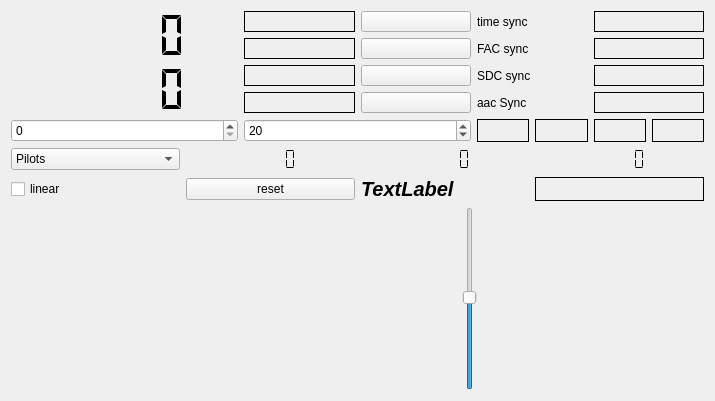
JvanKatwijk/drm-receiver, file the-decoder/drmdecoder.ui: the form before one commit.
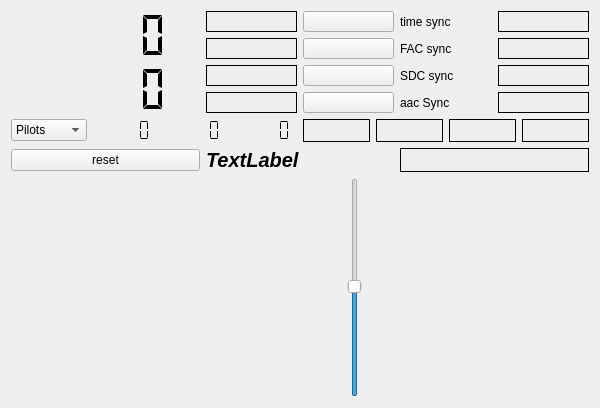
The form after the commit. Custom widgets are drawn as their Qt base class.

```diff
--- a/the-decoder/drmdecoder.ui
+++ b/the-decoder/drmdecoder.ui
@@ -6,8 +6,8 @@
    <rect>
     <x>0</x>
     <y>0</y>
-    <width>715</width>
-    <height>401</height>
+    <width>600</width>
+    <height>408</height>
    </rect>
   </property>
   <property name="windowTitle">
@@ -232,29 +232,71 @@
     </layout>
    </item>
    <item>
-    <layout class="QHBoxLayout" name="horizontalLayout_3">
+    <layout class="QHBoxLayout" name="horizontalLayout_3"/>
+   </item>
+   <item>
+    <layout class="QHBoxLayout" name="horizontalLayout_6">
      <item>
-      <widget class="QSpinBox" name="strengthSelector">
-       <property name="maximum">
-        <number>5</number>
-       </property>
-      </widget>
-     </item>
-     <item>
-      <widget class="QSpinBox" name="f_cutSelector">
-       <property name="minimum">
-        <number>10</number>
-       </property>
-       <property name="maximum">
-        <number>200</number>
-       </property>
-       <property name="singleStep">
-        <number>5</number>
-       </property>
-       <property name="value">
-        <number>20</number>
-       </property>
-      </widget>
+      <layout class="QHBoxLayout" name="horizontalLayout_4">
+       <item>
+        <widget class="QComboBox" name="modeSelector">
+         <item>
+          <property name="text">
+           <string>Pilots</string>
+          </property>
+         </item>
+         <item>
+          <property name="text">
+           <string>Channel</string>
+          </property>
+         </item>
+         <item>
+          <property name="text">
+           <string>Errors</string>
+          </property>
+         </item>
+        </widget>
+       </item>
+       <item>
+        <widget class="QLCDNumber" name="fac_mer">
+         <property name="toolTip">
+          <string>&lt;html&gt;&lt;head/&gt;&lt;body&gt;&lt;p&gt;Estimate of the SNR of the DRM signal.&lt;/p&gt;&lt;/body&gt;&lt;/html&gt;</string>
+         </property>
+         <property name="frameShape">
+          <enum>QFrame::Shape::NoFrame</enum>
+         </property>
+         <property name="frameShadow">
+          <enum>QFrame::Shadow::Plain</enum>
+         </property>
+         <property name="lineWidth">
+          <number>0</number>
+         </property>
+         <property name="segmentStyle">
+          <enum>QLCDNumber::SegmentStyle::Flat</enum>
+         </property>
+        </widget>
+       </item>
+       <item>
+        <widget class="QLCDNumber" name="sdc_mer">
+         <property name="frameShape">
+          <enum>QFrame::Shape::NoFrame</enum>
+         </property>
+         <property name="segmentStyle">
+          <enum>QLCDNumber::SegmentStyle::Flat</enum>
+         </property>
+        </widget>
+       </item>
+       <item>
+        <widget class="QLCDNumber" name="msc_mer">
+         <property name="frameShape">
+          <enum>QFrame::Shape::NoFrame</enum>
+         </property>
+         <property name="segmentStyle">
+          <enum>QLCDNumber::SegmentStyle::Flat</enum>
+         </property>
+        </widget>
+       </item>
+      </layout>
      </item>
      <item>
       <layout class="QHBoxLayout" name="horizontalLayout_5">
@@ -302,77 +344,8 @@
      </item>
     </layout>
    </item>
-   <item>
-    <layout class="QHBoxLayout" name="horizontalLayout_4">
-     <item>
-      <widget class="QComboBox" name="modeSelector">
-       <item>
-        <property name="text">
-         <string>Pilots</string>
-        </property>
-       </item>
-       <item>
-        <property name="text">
-         <string>Channel</string>
-        </property>
-       </item>
-       <item>
-        <property name="text">
-         <string>Errors</string>
-        </property>
-       </item>
-      </widget>
-     </item>
-     <item>
-      <widget class="QLCDNumber" name="fac_mer">
-       <property name="toolTip">
-        <string>&lt;html&gt;&lt;head/&gt;&lt;body&gt;&lt;p&gt;Estimate of the SNR of the DRM signal.&lt;/p&gt;&lt;/body&gt;&lt;/html&gt;</string>
-       </property>
-       <property name="frameShape">
-        <enum>QFrame::NoFrame</enum>
-       </property>
-       <property name="frameShadow">
-        <enum>QFrame::Plain</enum>
-       </property>
-       <property name="lineWidth">
-        <number>0</number>
-       </property>
-       <property name="segmentStyle">
-        <enum>QLCDNumber::Flat</enum>
-       </property>
-      </widget>
-     </item>
-     <item>
-      <widget class="QLCDNumber" name="sdc_mer">
-       <property name="frameShape">
-        <enum>QFrame::NoFrame</enum>
-       </property>
-       <property name="segmentStyle">
-        <enum>QLCDNumber::Flat</enum>
-       </property>
-      </widget>
-     </item>
-     <item>
-      <widget class="QLCDNumber" name="msc_mer">
-       <property name="frameShape">
-        <enum>QFrame::NoFrame</enum>
-       </property>
-       <property name="segmentStyle">
-        <enum>QLCDNumber::Flat</enum>
-       </property>
-      </widget>
-     </item>
-    </layout>
-   </item>
    <item>
     <layout class="QHBoxLayout" name="horizontalLayout_2">
-     <item>
-      <widget class="QCheckBox" name="eqSelector">
-       <property name="text">
-        <string>linear</string>
-       </property>
-      </widget>
-     </item>
      <item>
       <widget class="QPushButton" name="resetButton">
        <property name="text">
@@ -385,7 +358,6 @@
        <property name="font">
         <font>
          <pointsize>15</pointsize>
-         <weight>75</weight>
          <italic>true</italic>
          <bold>true</bold>
         </font>
@@ -408,7 +380,7 @@
     </layout>
    </item>
    <item>
-    <layout class="QHBoxLayout" name="horizontalLayout_6">
+    <layout class="QHBoxLayout" name="horizontalLayout_7">
      <item>
       <widget class="QwtPlot" name="equalizerDisplay">
        <property name="maximumSize">
```
Left out of the diff: 36 changed lines with no effect on the pictures.
